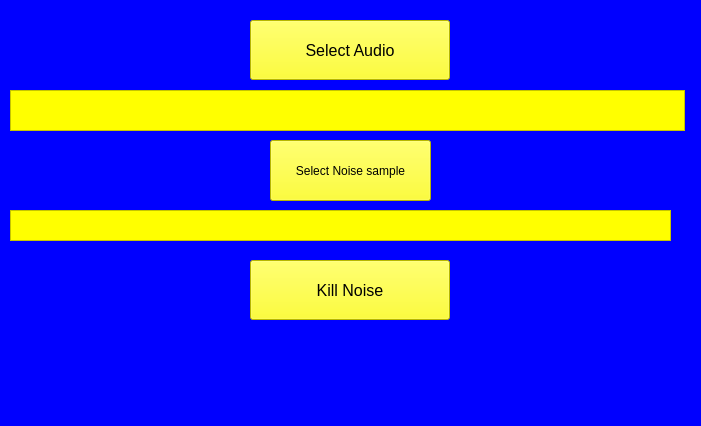
First picture: the form in noise_killer.ui, repository jromaris/Noise_Killer, before the edit.
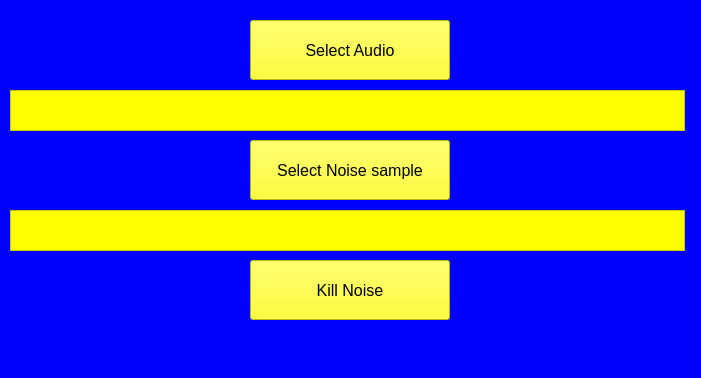
Second picture: the form after the edit.

Commit message: cambios esteticos en la gui

What changed in the file:
```diff
--- a/noise_killer.ui
+++ b/noise_killer.ui
@@ -7,7 +7,7 @@
     <x>0</x>
     <y>0</y>
     <width>701</width>
-    <height>426</height>
+    <height>378</height>
    </rect>
   </property>
   <property name="font">
@@ -99,12 +99,17 @@
    <widget class="QPushButton" name="Button_select_ns">
     <property name="geometry">
      <rect>
-      <x>270</x>
+      <x>250</x>
       <y>140</y>
-      <width>161</width>
-      <height>61</height>
+      <width>200</width>
+      <height>60</height>
      </rect>
     </property>
+    <property name="font">
+     <font>
+      <pointsize>12</pointsize>
+     </font>
+    </property>
     <property name="styleSheet">
      <string notr="true">background-color: rgb(255, 255, 0);</string>
     </property>
@@ -117,8 +122,8 @@
      <rect>
       <x>10</x>
       <y>210</y>
-      <width>661</width>
-      <height>31</height>
+      <width>675</width>
+      <height>41</height>
      </rect>
     </property>
     <property name="styleSheet">
```
